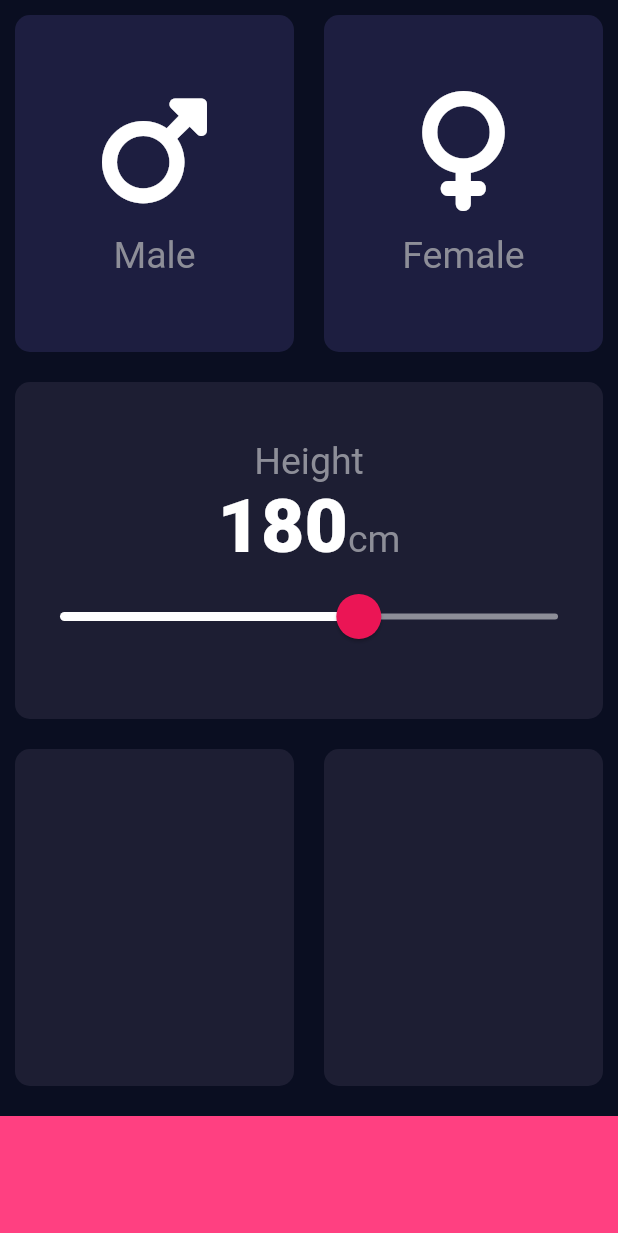
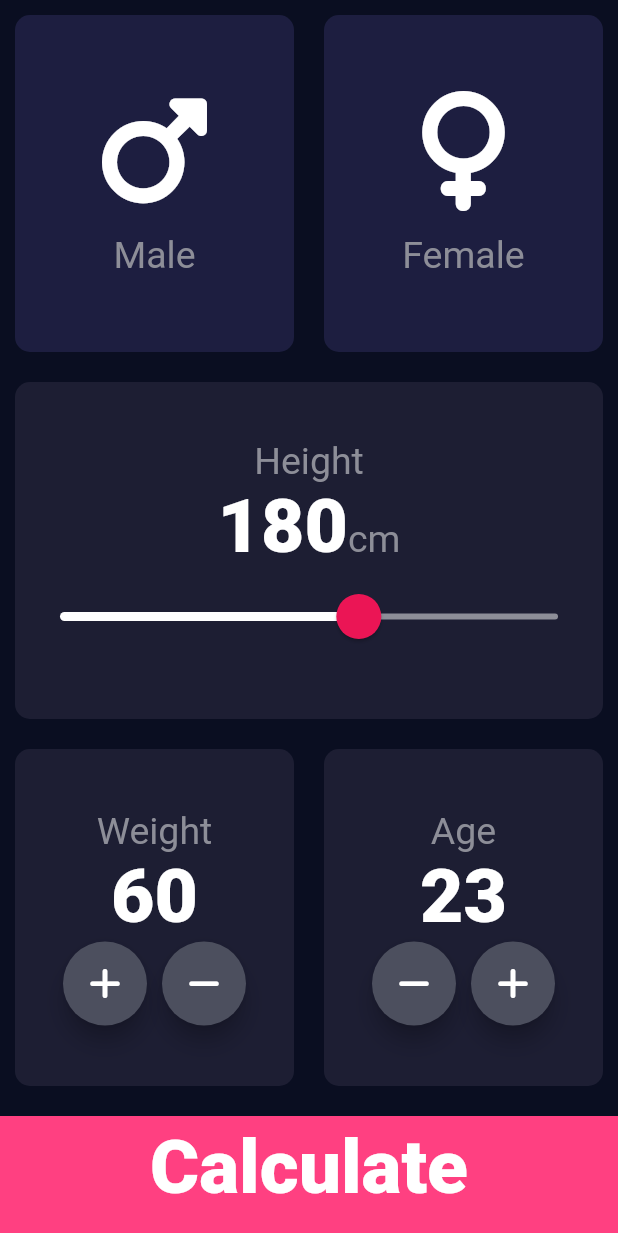
Before and after one commit to Balghari13/angela_prac, a Flutter app: the BmiApp screen opened directly, on a phone screen of 412 x 824 dp. Shown: the top 1233 px of the screen. Run offline on Flutter 3.47's test engine with Material 2 defaults, Android fonts, the phone set to English and light mode, and no system bars; our stand-ins replace audioplayers, font_awesome_flutter, rflutter_alert.

Commit message:
complete ui with functionalities

```diff
--- a/lib/BMI/bmi_app.dart
+++ b/lib/BMI/bmi_app.dart
@@ -1,3 +1,5 @@
+import 'package:angela_course_prac_repo/BMI/calculation_brain.dart';
+import 'package:angela_course_prac_repo/BMI/result.dart';
 import 'package:angela_course_prac_repo/BMI/reusable_container.dart';
 import 'package:flutter/material.dart';
 import 'package:font_awesome_flutter/font_awesome_flutter.dart';
@@ -22,6 +24,8 @@ class _BmiAppState extends State<BmiApp> {
   // Color femaleColor = inActiveColor;
      Gender? selectedGender;
      int height = 180;
+     int weight = 60;
+     int age = 23;
   // void update(Gender gender){
   //
   //   // if(gender== Gender.male){
@@ -76,18 +80,18 @@ class _BmiAppState extends State<BmiApp> {
              cardChild: Column(
                mainAxisAlignment: MainAxisAlignment.center,
                children: [
-                 Text('Height', style: kLabelText,),
+                 const Text('Height', style: kLabelText,),
                  Row(
                    mainAxisAlignment: MainAxisAlignment.center,
                    crossAxisAlignment: CrossAxisAlignment.baseline,
                    textBaseline: TextBaseline.alphabetic,
                    children: [
                      Text(height.toString(), style: kNumberText,),
-                     Text('cm', style: kLabelText,)
+                     const Text('cm', style: kLabelText,)
                    ],
                  ),
                  SliderTheme(
-                   data: SliderThemeData(
+                   data: const SliderThemeData(
                      thumbShape: RoundSliderThumbShape(enabledThumbRadius: 15),
                      overlayShape: RoundSliderOverlayShape(overlayRadius: 30),
                      thumbColor: Color(0xffeb1555),
@@ -113,22 +117,135 @@ class _BmiAppState extends State<BmiApp> {
              ),),
              Expanded(child: Row(
               children: [
-                Expanded(child:  ReusableContainer(color: kActiveCardColor,),),
+                Expanded(child:  ReusableContainer(
+                  cardChild: Column(
+                    mainAxisAlignment: MainAxisAlignment.center,
+                    children: [
+                      const Text('Weight',style: kLabelText,),
+                      Text(weight.toString(), style: kNumberText,),
+                       Row(
+                        mainAxisAlignment: MainAxisAlignment.center,
+                        children: [
+                          CircularBtn(icon: FontAwesomeIcons.plus, onPressed: () {
+                            setState(() {
+                              weight++;
+                            });
+                          },),
+                          const SizedBox(width: 10,),
+                          CircularBtn(icon: FontAwesomeIcons.minus, onPressed: () {
+                            setState(() {
+                              weight--;
+                            });
+                          },),
+                         // FloatingActionButton(
+                          //   backgroundColor: Color(0xff4c4f53),
+                          //   onPressed: (){}, child: Icon(FontAwesomeIcons.minus, color: Colors.white,),)
+                        ],
+                      )
+
+                    ],
+                  ),
+                  color: kActiveCardColor,),),
                 Expanded(child:
-               ReusableContainer(color: kActiveCardColor,),),
+               ReusableContainer(
+                 cardChild: Column(
+                   mainAxisAlignment: MainAxisAlignment.center,
+                   children: [
+                     const Text('Age', style: kLabelText,),
+                     Text(age.toString(), style: kNumberText,),
+                     Row(
+                       mainAxisAlignment: MainAxisAlignment.center,
+                       children: [
+                         CircularBtn(icon: FontAwesomeIcons.minus, onPressed: (){
+                           setState(() {
+                             age--;
+                           });
+                         }),
+                         const SizedBox(width: 10,),
+                         CircularBtn(icon: FontAwesomeIcons.plus, onPressed: (){
+                           setState(() {
+                             age++;
+                           });
+                         })
+                       ],
+                     )
+
+                   ],
+                 ),
+                 color: kActiveCardColor,),),
 
               ],
             )),
-            Container(
-              width: double.infinity,
-             height: kBottomHeightContainer,
-              margin: const EdgeInsets.only(top: 10),
-             color: kBottomContainerColor,
-
-            ),
+            BtnContainer(opPressed: (){
+              Calculation cal = Calculation(height: height, weight: weight);
+              Navigator.push(context, MaterialPageRoute(
+                  builder: (context)=>ResultPage(
+                    bmiResult: cal.getResult(),
+                    bmiScore: cal.calculateBMI(),
+                    bmiDesc: cal.stringInterpolation(),
+                  )));
+            }, title: 'Calculate',)
+            // GestureDetector(
+            //   onTap: (){
+            //       Navigator.pushNamed(context, 'resultPage');
+            //   },
+            //   child: Container(
+            //     padding: EdgeInsets.only(bottom: 10),
+            //     child: const Center(child: Text('Calculate', style: kNumberText,)),
+            //     width: double.infinity,
+            //    height: kBottomHeightContainer,
+            //     margin: const EdgeInsets.only(top: 10),
+            //    color: kBottomContainerColor,
+            //
+            //   ),
+            // ),
           ],
         ),
       ),
     );
   }
 }
+
+class CircularBtn extends StatelessWidget {
+  final IconData icon;
+  final VoidCallback onPressed;
+  const CircularBtn({super.key, required this.icon, required this.onPressed});
+
+  @override
+  Widget build(BuildContext context) {
+    return RawMaterialButton(
+        child: Icon(icon),
+        onPressed: onPressed,
+      shape: const CircleBorder(),
+      fillColor: const Color(0xff4c4f5e),
+    constraints: const BoxConstraints.tightFor(
+      width: 56, height: 56,
+    ),
+      elevation: 6.0,
+
+
+    );
+  }
+}
+
+class BtnContainer extends StatelessWidget {
+  final String title;
+  final VoidCallback opPressed;
+  const BtnContainer({super.key, required this.opPressed, required this.title});
+
+  @override
+  Widget build(BuildContext context) {
+    return    GestureDetector(
+      onTap: opPressed,
+      child: Container(
+        padding: EdgeInsets.only(bottom: 10),
+        child:  Center(child: Text(title, style: kNumberText,)),
+        width: double.infinity,
+        height: kBottomHeightContainer,
+        margin: const EdgeInsets.only(top: 10),
+        color: kBottomContainerColor,
+
+      ),
+    );
+  }
+}
--- /dev/null
+++ b/lib/BMI/calculation_brain.dart
@@ -0,0 +1,33 @@
+
+import 'dart:math';
+
+class Calculation{
+  final int height;
+  final int weight;
+  Calculation({required this.height, required this.weight});
+
+  double _bmi= 0.0;
+
+  String calculateBMI(){
+    _bmi = weight/pow(height/100, 2);
+    return _bmi.toStringAsFixed(1);
+  }
+String getResult(){
+    if(_bmi>=25.0){
+      return 'Overweight';
+    }else if(_bmi>=18.2){
+      return 'Normal';
+    }else{
+      return 'Under Weight';
+    }
+}
+String stringInterpolation(){
+    if(_bmi>=25){
+      return 'You have a higher than normal body weight. Try to exercise more.';
+    }else if(_bmi>=18.2){
+      return 'You have a normal body weight.';
+    }else{
+        return 'You have a lower than normal body weight. Try another diet more.';
+    }
+}
+ }
```
Also changed, not shown: lib/BMI/result.dart (added, +51 -0 lines), lib/main.dart (+26 -13 lines).
